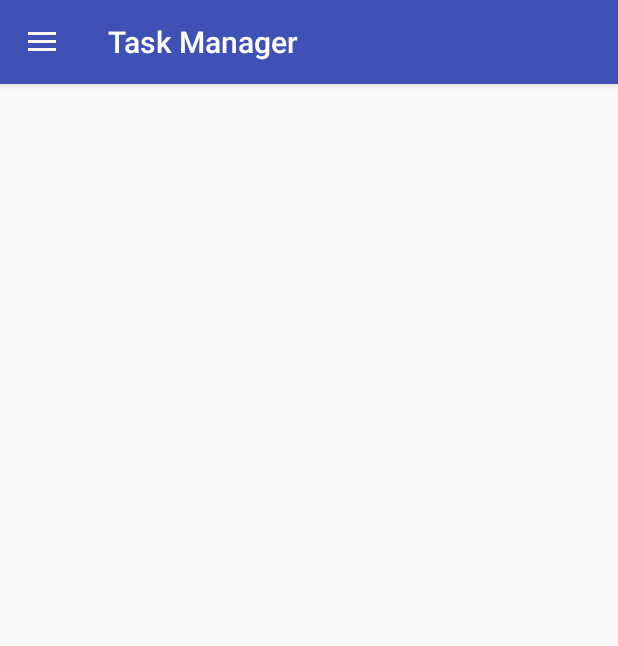
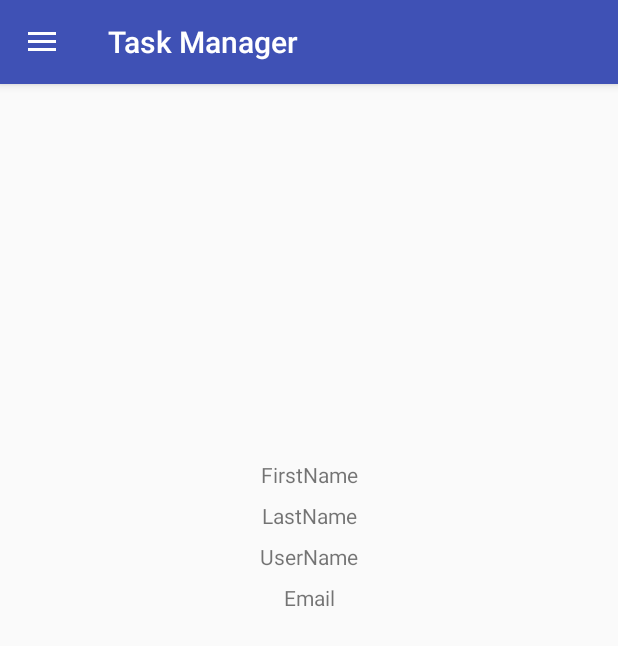
Before and after one commit to SudoKudo/Task-Manager, an Android app: the MainActivity screen opened directly, with no data from a screen before it, on a phone screen of 412 x 824 dp. Shown: the top 646 px of the screen. Run offline under Robolectric (Android 15) with nearby library versions, the phone set to English and light mode, and no system bars.

Commit message:
buttons in main activity are working

```diff
--- a/Mobile App/Task Manager/app/src/main/java/com/classproject/markngn/taskmanager/MainActivity.java
+++ b/Mobile App/Task Manager/app/src/main/java/com/classproject/markngn/taskmanager/MainActivity.java
@@ -1,18 +1,25 @@
 package com.classproject.markngn.taskmanager;
 
+import android.content.Intent;
+import android.support.annotation.NonNull;
+import android.support.design.widget.NavigationView;
 import android.support.v4.view.GravityCompat;
 import android.support.v4.widget.DrawerLayout;
 import android.support.v7.app.ActionBarDrawerToggle;
 import android.support.v7.app.AppCompatActivity;
 import android.os.Bundle;
 import android.support.v7.widget.Toolbar;
+import android.view.MenuItem;
 
-public class MainActivity extends AppCompatActivity {
+public class MainActivity extends AppCompatActivity implements NavigationView.OnNavigationItemSelectedListener {
     private DrawerLayout drawerLayout;
     @Override
     protected void onCreate(Bundle savedInstanceState) {
         super.onCreate(savedInstanceState);
         setContentView(R.layout.activity_main);
+
+        NavigationView navigationView = findViewById(R.id.nav_view);
+        navigationView.setNavigationItemSelectedListener(this);
 
         Toolbar toolbar = findViewById(R.id.toolbar);
         setSupportActionBar(toolbar);
@@ -21,7 +28,15 @@ public class MainActivity extends AppCompatActivity {
                 R.string.navigation_drawer_open,R.string.navigation_drawer_close);
         drawerLayout.addDrawerListener(toggle);
         toggle.syncState();
+
+        if(savedInstanceState == null) {
+            getSupportFragmentManager().beginTransaction().replace(R.id.fragment_container, new profileFragment()).commit();
+            navigationView.setCheckedItem(R.id.nav_account);
+        }
+
     }
+
+
 
     @Override
     public void onBackPressed() {
@@ -30,4 +45,22 @@ public class MainActivity extends AppCompatActivity {
         else
             super.onBackPressed();
     }
+
+    @Override
+    public boolean onNavigationItemSelected(@NonNull MenuItem menuItem) {
+        switch (menuItem.getItemId()){
+            case R.id.nav_account:
+                getSupportFragmentManager().beginTransaction().replace(R.id.fragment_container, new profileFragment()).commit();
+                break;
+            case R.id.nav_logout:
+                startActivity(new Intent(getApplicationContext(), LoginActivity.class));
+                break;
+            case R.id.nav_setting:
+                getSupportFragmentManager().beginTransaction().replace(R.id.fragment_container, new settingFragment()).commit();
+                break;
+        }
+
+        drawerLayout.closeDrawer(GravityCompat.START);
+        return true;
+    }
 }
--- a/Mobile App/Task Manager/app/src/main/java/com/classproject/markngn/taskmanager/PasswordResetActivity.java
+++ b/Mobile App/Task Manager/app/src/main/java/com/classproject/markngn/taskmanager/PasswordResetActivity.java
@@ -37,4 +37,15 @@ public class PasswordResetActivity extends AppCompatActivity {
             }
         });
     }
+
+    private  void PassReset(){
+
+
+    }
+
+    private void SendLink(){
+
+
+    }
+
 }
--- /dev/null
+++ b/Mobile App/Task Manager/app/src/main/java/com/classproject/markngn/taskmanager/profileFragment.java
@@ -0,0 +1,18 @@
+package com.classproject.markngn.taskmanager;
+
+import android.os.Bundle;
+import android.support.annotation.NonNull;
+import android.support.annotation.Nullable;
+import android.support.v4.app.Fragment;
+import android.view.LayoutInflater;
+import android.view.View;
+import android.view.ViewGroup;
+
+public class profileFragment extends Fragment {
+
+    @Nullable
+    @Override
+    public View onCreateView(@NonNull LayoutInflater inflater, @Nullable ViewGroup container, @Nullable Bundle savedInstanceState) {
+        return inflater.inflate(R.layout.profile_fragment, container,false);
+    }
+}
--- /dev/null
+++ b/Mobile App/Task Manager/app/src/main/java/com/classproject/markngn/taskmanager/settingFragment.java
@@ -0,0 +1,18 @@
+package com.classproject.markngn.taskmanager;
+
+import android.os.Bundle;
+import android.support.annotation.NonNull;
+import android.support.annotation.Nullable;
+import android.support.v4.app.Fragment;
+import android.view.LayoutInflater;
+import android.view.View;
+import android.view.ViewGroup;
+
+public class settingFragment extends Fragment {
+
+    @Nullable
+    @Override
+    public View onCreateView(@NonNull LayoutInflater inflater, @Nullable ViewGroup container, @Nullable Bundle savedInstanceState) {
+        return inflater.inflate(R.layout.taskmenu, container,false);
+    }
+}
--- /dev/null
+++ b/Mobile App/Task Manager/app/src/main/res/layout/profile_fragment.xml
@@ -0,0 +1,69 @@
+<?xml version="1.0" encoding="utf-8"?>
+<android.support.constraint.ConstraintLayout
+    xmlns:android="http://schemas.android.com/apk/res/android"
+    xmlns:app="http://schemas.android.com/apk/res-auto"
+    xmlns:tools="http://schemas.android.com/tools"
+    android:layout_width="match_parent"
+    android:layout_height="match_parent">
+
+    <TextView
+        android:id="@+id/tv_firstname"
+        android:layout_width="wrap_content"
+        android:layout_height="wrap_content"
+        android:layout_marginBottom="8dp"
+        android:layout_marginEnd="8dp"
+        android:layout_marginStart="8dp"
+        android:layout_marginTop="8dp"
+        android:text="FirstName"
+        app:layout_constraintBottom_toBottomOf="parent"
+        app:layout_constraintEnd_toEndOf="parent"
+        app:layout_constraintStart_toStartOf="parent"
+        app:layout_constraintTop_toTopOf="parent"
+        app:layout_constraintVertical_bias="0.331" />
+
+    <TextView
+        android:id="@+id/tv_lastname"
+        android:layout_width="wrap_content"
+        android:layout_height="wrap_content"
+        android:layout_marginBottom="8dp"
+        android:layout_marginEnd="8dp"
+        android:layout_marginStart="8dp"
+        android:layout_marginTop="8dp"
+        android:text="LastName"
+        app:layout_constraintBottom_toBottomOf="parent"
+        app:layout_constraintEnd_toEndOf="parent"
+        app:layout_constraintHorizontal_bias="0.501"
+        app:layout_constraintStart_toStartOf="parent"
+        app:layout_constraintTop_toBottomOf="@+id/tv_firstname"
+        app:layout_constraintVertical_bias="0.0" />
+
+    <TextView
+        android:id="@+id/tv_username"
+        android:layout_width="wrap_content"
+        android:layout_height="wrap_content"
+        android:layout_marginBottom="52dp"
+        android:layout_marginEnd="8dp"
+        android:layout_marginStart="8dp"
+        android:layout_marginTop="8dp"
+        android:text="UserName"
+        app:layout_constraintBottom_toBottomOf="parent"
+        app:layout_constraintEnd_toEndOf="parent"
+        app:layout_constraintStart_toStartOf="parent"
+        app:layout_constraintTop_toBottomOf="@+id/tv_lastname"
+        app:layout_constraintVertical_bias="0.0" />
+
+    <TextView
+        android:id="@+id/tv_email"
+        android:layout_width="wrap_content"
+        android:layout_height="wrap_content"
+        android:layout_marginBottom="8dp"
+        android:layout_marginEnd="8dp"
+        android:layout_marginStart="8dp"
+        android:layout_marginTop="8dp"
+        android:text="Email"
+        app:layout_constraintBottom_toBottomOf="parent"
+        app:layout_constraintEnd_toEndOf="parent"
+        app:layout_constraintStart_toStartOf="parent"
+        app:layout_constraintTop_toBottomOf="@+id/tv_username"
+        app:layout_constraintVertical_bias="0.0" />
+</android.support.constraint.ConstraintLayout>
```
